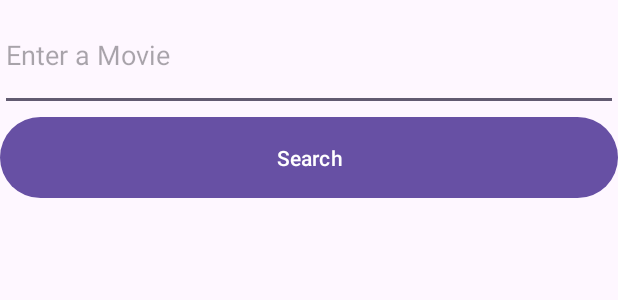
After one commit to jfritz25/Project8ThisIsTheOne, an Android app: the layout fragment_search.xml on its own in the app's theme, with its tools: preview values and no code run, on a phone screen of 412 x 824 dp. The commit adds this screen. Shown: the top 300 px of the screen. Run offline under Robolectric (Android 15) with nearby library versions, the phone set to English and light mode, and no system bars.

Commit message:
Holy hell I finally got it to work

```diff
--- /dev/null
+++ b/app/src/main/res/layout/fragment_search.xml
@@ -0,0 +1,24 @@
+<?xml version="1.0" encoding="utf-8"?>
+<layout xmlns:android="http://schemas.android.com/apk/res/android">
+    <LinearLayout
+        android:layout_width="match_parent"
+        android:layout_height="match_parent"
+        android:orientation="vertical"
+        android:weightSum="50">
+
+
+        <EditText
+            android:layout_width="match_parent"
+            android:layout_height="wrap_content"
+            android:hint="@string/enter_a_movie"
+            android:layout_weight="2"
+            android:id="@+id/searchParameter"/>
+        <Button
+            android:layout_width="match_parent"
+            android:layout_height="wrap_content"
+            android:text="@string/search"
+            android:layout_weight="1"
+            android:id="@+id/searchButton"/>
+
+    </LinearLayout>
+</layout>
--- a/app/src/main/res/values/strings.xml
+++ b/app/src/main/res/values/strings.xml
@@ -1,3 +1,5 @@
 <resources>
     <string name="app_name">Project8ThisIsTheOne</string>
+    <string name="enter_a_movie">Enter a Movie</string>
+    <string name="search">Search</string>
 </resources>
```
Also changed, not shown: app/build.gradle.kts (+16 -3 lines), app/src/main/java/com/example/project8/OMDBapi.kt (added, +15 -0 lines), app/src/main/java/com/example/project8/SearchFragment.kt (added, +61 -0 lines), app/src/main/java/com/example/project8/SearchViewModel.kt (added, +10 -0 lines), app/src/main/java/com/example/project8/model/OMDBMovie.kt (added, +14 -0 lines), build.gradle.kts (+15 -0 lines).
